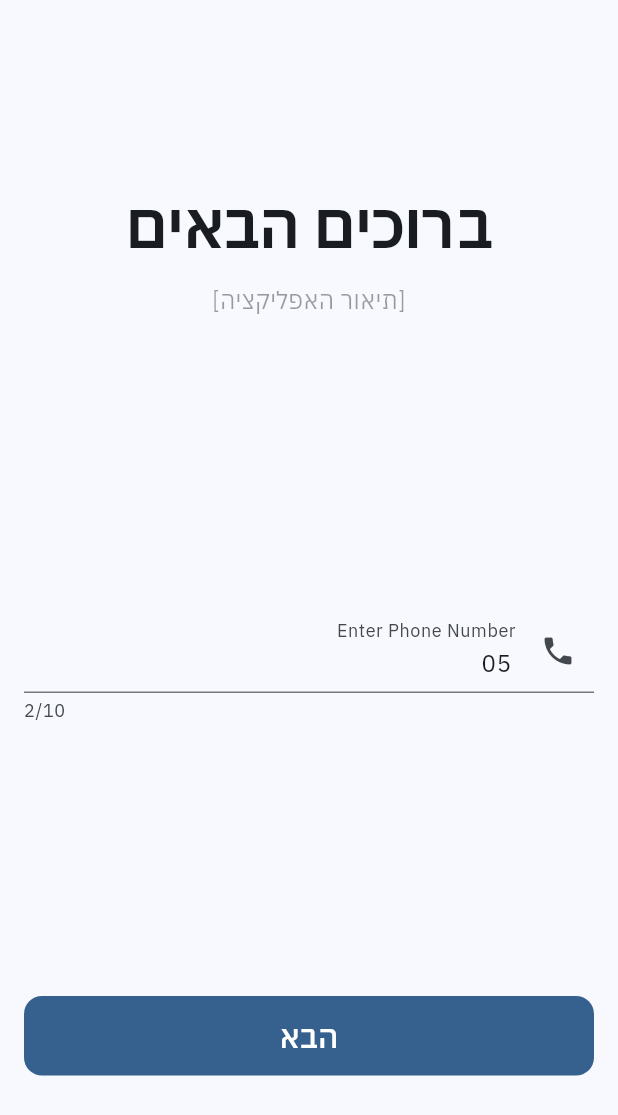
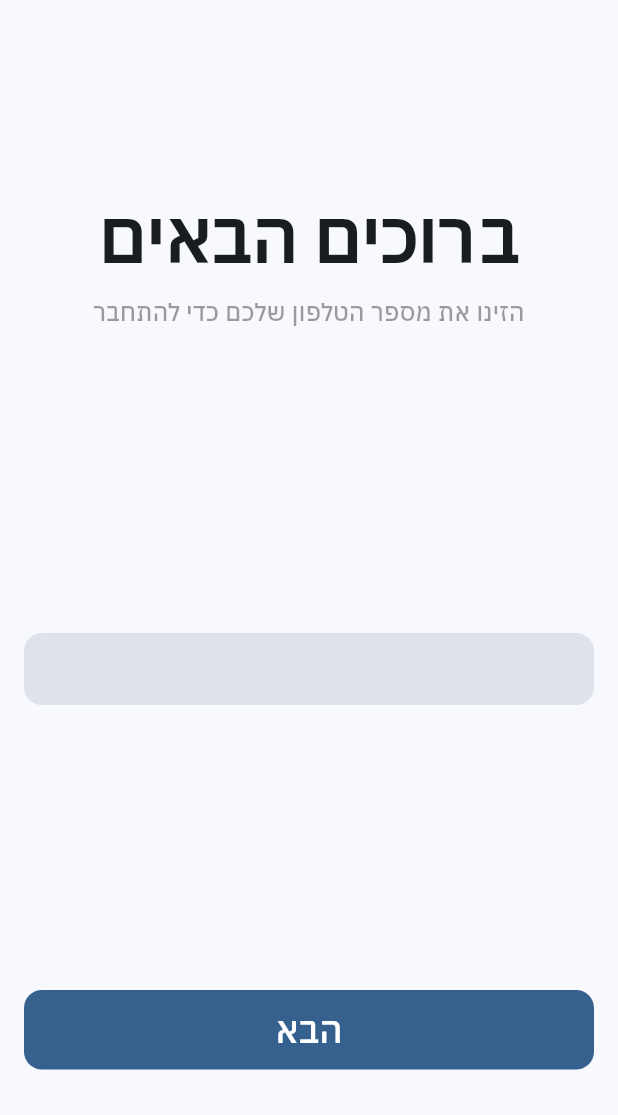
Before and after one commit to orenghe988/ohel_share, a Flutter app: the screen it shows after launch, on a phone screen of 412 x 824 dp. Shown: the top 1115 px of the screen. Run offline on Flutter 3.47's test engine with Material 3 defaults, Android fonts, the light colour scheme and no system bars; our stand-ins replace flutter_bloc, flutter_dotenv, go_router, supabase_flutter; accounts and stored records are empty.

Commit message:
changes to phone number entry page

```diff
--- a/lib/common/buttons/expanded_button.dart
+++ b/lib/common/buttons/expanded_button.dart
@@ -25,7 +25,7 @@ class ExpandedButton extends StatelessWidget {
         ),
         child: Text(
           style: const TextStyle(
-            fontSize: 21,
+            fontSize: 24,
             fontWeight: FontWeight.w500,
           ),
           text,
--- /dev/null
+++ b/lib/common/text_input.dart
@@ -0,0 +1,43 @@
+import "package:flutter/material.dart";
+
+class OurTextInput extends StatefulWidget {
+  final double? width;
+  final double? height;
+
+  const OurTextInput({super.key, this.width, this.height});
+
+  @override
+  State<OurTextInput> createState() => _OurTextInputState();
+}
+
+class _OurTextInputState extends State<OurTextInput> {
+  late TextEditingController _controller;
+
+  @override
+  void initState() {
+    super.initState();
+    _controller = TextEditingController();
+  }
+
+  @override
+  void dispose() {
+    _controller.dispose();
+    super.dispose();
+  }
+
+  @override
+  Widget build(BuildContext context) {
+    return Container(
+      decoration: BoxDecoration(
+        color: Theme.of(context).colorScheme.surfaceVariant,
+        borderRadius: BorderRadius.circular(12),
+      ),
+      child: TextField(
+        controller: _controller,
+        decoration: const InputDecoration(
+          border: InputBorder.none,
+        )
+      ),
+    );
+  }
+}
--- a/lib/routing/routes/onboarding/phone_number_entry_page.dart
+++ b/lib/routing/routes/onboarding/phone_number_entry_page.dart
@@ -1,9 +1,10 @@
 import 'package:flutter/material.dart';
 import 'package:flutter/services.dart';
+import "../../../common/text_input.dart";
 import "../../../common/buttons/expanded_button.dart";
 
 class _UpperText extends StatelessWidget {
-  const _UpperText({super.key});
+  const _UpperText();
 
   @override
   Widget build(BuildContext context) {
@@ -15,22 +16,23 @@ class _UpperText extends StatelessWidget {
           Text(
             textAlign: TextAlign.center,
             style: TextStyle(
-              fontSize: 42,
+              fontSize: 48,
               fontWeight: FontWeight.w600,
               letterSpacing: -.5,
             ),
             "ברוכים הבאים",
           ),
           SizedBox(
-            height: 10,
+            height: 5,
           ),
           Text(
             textAlign: TextAlign.center,
             style: TextStyle(
               fontSize: 16,
+              fontWeight: FontWeight.w500,
               color: Colors.black38,
             ),
-            "[תיאור האפליקציה]",
+            "הזינו את מספר הטלפון שלכם כדי להתחבר",
           ),
         ],
       ),
@@ -39,31 +41,20 @@ class _UpperText extends StatelessWidget {
 }
 
 class PhoneNumberEntryPage extends StatelessWidget {
-  final TextEditingController phoneNumberController = TextEditingController();
 
-  PhoneNumberEntryPage({super.key});
+  const PhoneNumberEntryPage({super.key});
 
   @override
   Widget build(BuildContext context) {
-    return Scaffold(
+    return const Scaffold(
       body: Padding(
-        padding: const EdgeInsets.all(16.0),
+        padding: EdgeInsets.all(16.0),
         child: Column(
           mainAxisAlignment: MainAxisAlignment.spaceAround,
           children: [
-            const _UpperText(),
-            TextField(
-              keyboardType: TextInputType.number,
-              inputFormatters: [FilteringTextInputFormatter.digitsOnly],
-              maxLength: 10,
-              controller: TextEditingController(text: "05"),
-              decoration: const InputDecoration(
-                hintStyle: TextStyle(fontSize: 10.0),
-                labelText: 'Enter Phone Number',
-                prefixIcon: Icon(Icons.phone),
-              ),
-            ),
-            const ExpandedButton(
+            _UpperText(),
+            OurTextInput(),
+            ExpandedButton(
               text: "הבא",
             ),
           ],
@@ -74,3 +65,5 @@ class PhoneNumberEntryPage extends StatelessWidget {
     );
   }
 }
+
+int x = 5;
```
